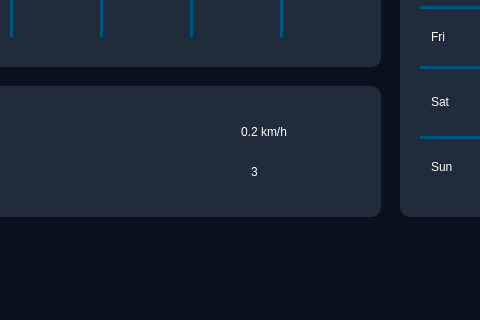
Qt form ui/main.ui (phamnamkhanh0602/python-app) before a commit; both pictures show x 288 to 768 and y 348 to 668 of the 972 by 668 pixel window.
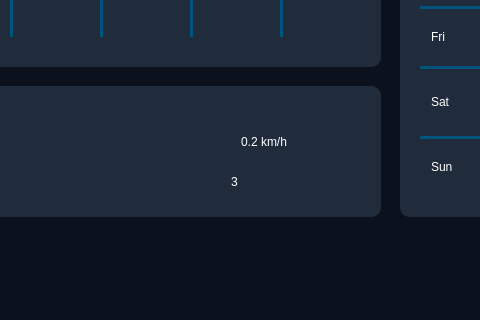
The same form after that commit. The open tabs and pages were chosen to show the change. Icons and pictures are not drawn.

Patch:
```diff
--- a/ui/main.ui
+++ b/ui/main.ui
@@ -541,9 +541,9 @@
       <widget class="QLabel" name="label_45">
        <property name="geometry">
         <rect>
-         <x>360</x>
-         <y>30</y>
-         <width>61</width>
+         <x>370</x>
+         <y>40</y>
+         <width>51</width>
          <height>41</height>
         </rect>
        </property>
@@ -561,7 +561,7 @@
        <property name="geometry">
         <rect>
          <x>370</x>
-         <y>70</y>
+         <y>80</y>
          <width>51</width>
          <height>41</height>
         </rect>
@@ -606,7 +606,7 @@
        <property name="geometry">
         <rect>
          <x>420</x>
-         <y>30</y>
+         <y>40</y>
          <width>81</width>
          <height>31</height>
         </rect>
@@ -618,8 +618,8 @@
       <widget class="QLabel" name="label_51">
        <property name="geometry">
         <rect>
-         <x>430</x>
-         <y>70</y>
+         <x>410</x>
+         <y>80</y>
          <width>61</width>
          <height>31</height>
         </rect>
```
Left out of the diff: 55 changed lines with no effect on the pictures.
